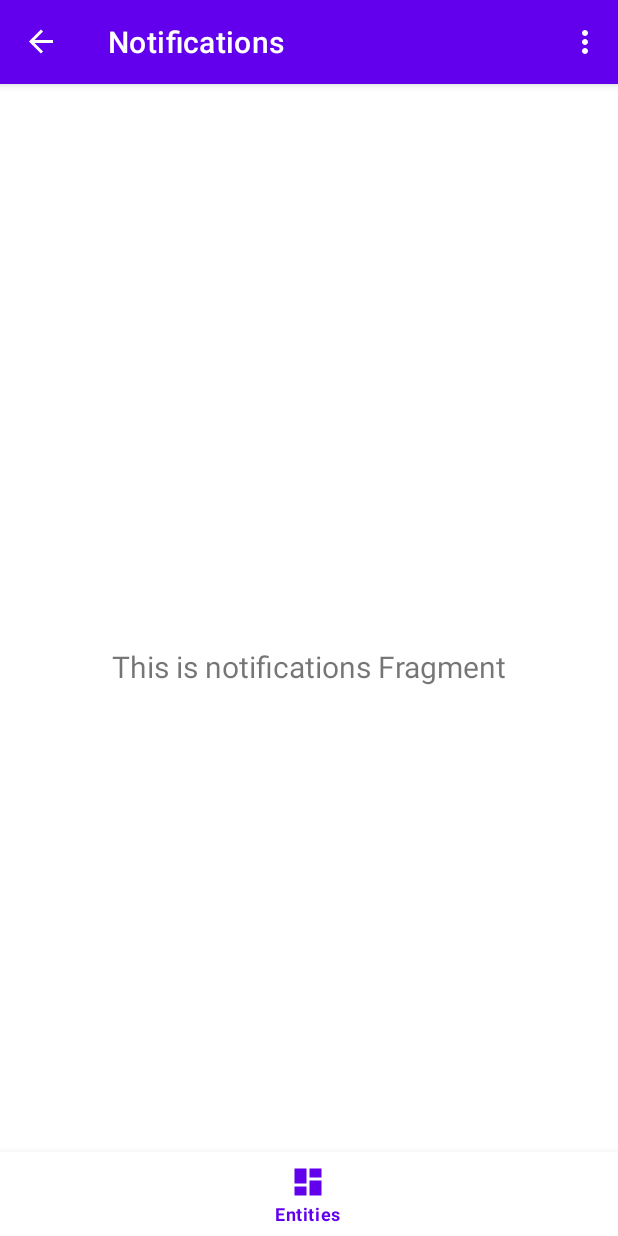
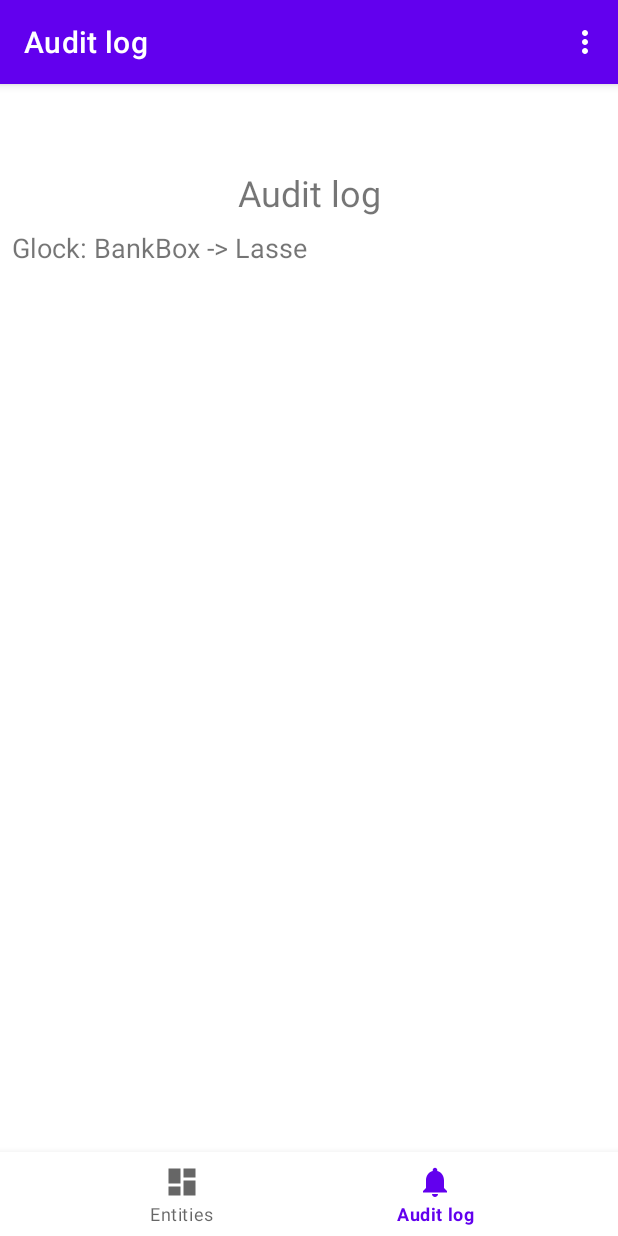
Before and after one commit to Statictide/NFC-scanner-android, an Android app: the NotificationsFragment screen opened through its navigation route, on a phone screen of 412 x 824 dp. Run offline under Robolectric (Android 15) with nearby library versions, the phone set to English and light mode, and no system bars; our stand-ins replace navigation-ui; 3 statements that could not run were skipped.

Commit message:
parent history

```diff
--- a/app/src/main/java/dk/sierrasoftware/nfcscanner/MainActivity.kt
+++ b/app/src/main/java/dk/sierrasoftware/nfcscanner/MainActivity.kt
@@ -51,7 +51,7 @@ class MainActivity : AppCompatActivity() {
         val navController = findNavController(R.id.nav_host_fragment_activity_main)
         // Passing each menu ID as a set of Ids because each
         // menu should be considered as top level destinations.
-        val appBarConfiguration = AppBarConfiguration(setOf(R.id.navigation_dashboard))
+        val appBarConfiguration = AppBarConfiguration(setOf(R.id.navigation_dashboard, R.id.navigation_notifications))
         setupActionBarWithNavController(navController, appBarConfiguration)
         navView.setupWithNavController(navController)
 
--- a/app/src/main/java/dk/sierrasoftware/nfcscanner/api/ApiClient.kt
+++ b/app/src/main/java/dk/sierrasoftware/nfcscanner/api/ApiClient.kt
@@ -4,8 +4,8 @@ import retrofit2.Retrofit
 import retrofit2.converter.gson.GsonConverterFactory
 
 object RetrofitClient {
-    //private const val BASE_URL = "http://localhost:8080"
-    private const val BASE_URL = "https://nfc-scanner.fly.dev"
+    private const val BASE_URL = "http://localhost:8080"
+    //private const val BASE_URL = "https://nfc-scanner.fly.dev"
 
     val retrofit: Retrofit by lazy {
         Retrofit.Builder()
--- a/app/src/main/java/dk/sierrasoftware/nfcscanner/api/ApiService.kt
+++ b/app/src/main/java/dk/sierrasoftware/nfcscanner/api/ApiService.kt
@@ -6,7 +6,6 @@ import retrofit2.http.DELETE
 import retrofit2.http.GET
 import retrofit2.http.PATCH
 import retrofit2.http.POST
-import retrofit2.http.PUT
 import retrofit2.http.Path
 import retrofit2.http.Query
 
@@ -18,8 +17,8 @@ interface ApiService {
 
     @GET("/api/v0/entities/{id}")
     suspend fun getEntity(@Path("id") id: Int): Response<EntityClosureDTO>
-    @PUT("/api/v0/entities/{id}")
-    suspend fun updateEntity(@Path("id") id: Int, @Body entity: CreateEntityDTO): Response<EntityClosureDTO>
+    //@PUT("/api/v0/entities/{id}")
+    //suspend fun updateEntity(@Path("id") id: Int, @Body entity: CreateEntityDTO): Response<EntityClosureDTO>
     @PATCH("/api/v0/entities/{id}")
     suspend fun patchEntity(@Path("id") id: Int, @Body entity: PatchEntityDTO): Response<EntityClosureDTO>
     @DELETE("/api/v0/entities/{id}")
@@ -30,4 +29,8 @@ interface ApiService {
 
     @POST("/api/v0/check-for-update")
     suspend fun checkForUpdate(@Body entity: CheckForUpdateDTO): Response<CheckForUpdateResponseDTO>
+
+    @GET("/api/v0/history")
+    suspend fun getHistory (): Response<AuditLogResponse>
+
 }
--- /dev/null
+++ b/app/src/main/java/dk/sierrasoftware/nfcscanner/api/AuditLogRepository.kt
@@ -0,0 +1,25 @@
+package dk.sierrasoftware.nfcscanner.api
+
+import android.util.Log
+
+object AuditLogClient {
+    val client: AuditLogRepository by lazy {
+        AuditLogRepository(ApiClient.apiService)
+    }
+}
+
+class AuditLogRepository(private val apiService: ApiService) {
+    suspend fun getAuditLog(): Result<AuditLogResponse> {
+        return try {
+            val response = apiService.getHistory()
+            if (response.isSuccessful) {
+                Result.success(response.body()!!)
+            } else {
+                Log.e("API_ERROR", "Failure: ${response.message()}");
+                Result.failure(Exception("API error: ${response.code()} ${response.message()}"))
+            }
+        } catch (e: Exception) {
+            Result.failure(e)
+        }
+    }
+}
--- a/app/src/main/java/dk/sierrasoftware/nfcscanner/api/DTOs.kt
+++ b/app/src/main/java/dk/sierrasoftware/nfcscanner/api/DTOs.kt
@@ -1,7 +1,9 @@
 package dk.sierrasoftware.nfcscanner.api
 
 import android.os.Parcelable
+import com.google.gson.annotations.SerializedName
 import kotlinx.parcelize.Parcelize
+import java.time.LocalDateTime
 
 // Gson cannot deserialize UInt. Using Int istead.
 
@@ -30,11 +32,6 @@ data class CheckForUpdateResponseDTO(val update_mandatory: Boolean?, val update_
     Parcelable
 
 
-
-
-
-
-
 @Parcelize
 data class MaybeInt(val value: Int?) :
     Parcelable
@@ -43,3 +40,24 @@ data class MaybeInt(val value: Int?) :
 @Parcelize
 data class MaybeString(val value: String?) :
     Parcelable
+
+
+@Parcelize
+data class AuditLogResponse(val parent_history: List<AuditLogEntry>) :
+    Parcelable
+@Parcelize
+data class AuditLogEntry(
+    @SerializedName("parent_history_id") val parentHistoryId: Int,
+    @SerializedName("entity_name") val entityName: String,
+    @SerializedName("old_parent_name") val oldParentName: String?,
+    @SerializedName("new_parent_name") val newParentName: String?,
+    @SerializedName("created_at") val createdAt: String
+) :
+    Parcelable
+
+/**
+ * @Parcelize
+ * data class AuditLogEntry(val id: Int, val entity_id: Int, val entity_name: String, val action: String, val created_at: String) :
+ *     Parcelable
+ *
+ */
--- /dev/null
+++ b/app/src/main/java/dk/sierrasoftware/nfcscanner/ui/notifications/AuditLogAdapter.kt
@@ -0,0 +1,36 @@
+package dk.sierrasoftware.nfcscanner.ui.notifications;
+
+import android.annotation.SuppressLint
+import android.view.LayoutInflater
+import android.view.View;
+import android.view.ViewGroup
+import android.widget.TextView
+import androidx.recyclerview.widget.RecyclerView
+import dk.sierrasoftware.nfcscanner.R
+import dk.sierrasoftware.nfcscanner.api.AuditLogEntry
+
+class AuditLogAdapter(
+    private val logEntries: List<AuditLogEntry>,
+) :
+    RecyclerView.Adapter<AuditLogAdapter.EntityViewHolder>() {
+
+    override fun onCreateViewHolder(parent: ViewGroup, viewType: Int): EntityViewHolder {
+        val view = LayoutInflater.from(parent.context).inflate(R.layout.item_log, parent, false)
+        return EntityViewHolder(view)
+    }
+
+    override fun onBindViewHolder(holder: EntityViewHolder, position: Int) {
+        holder.bind(logEntries[position])
+    }
+
+    override fun getItemCount(): Int = logEntries.size
+
+    class EntityViewHolder(itemView: View) : RecyclerView.ViewHolder(itemView) {
+        private val nameView: TextView = itemView.findViewById(R.id.audit_log_adapter_name)
+
+        @SuppressLint("SetTextI18n")
+        fun bind(entry: AuditLogEntry) {
+            nameView.text = entry.entityName + ": " + entry.oldParentName + " -> " + entry.newParentName
+        }
+    }
+}
--- a/app/src/main/java/dk/sierrasoftware/nfcscanner/ui/notifications/NotificationsFragment.kt
+++ b/app/src/main/java/dk/sierrasoftware/nfcscanner/ui/notifications/NotificationsFragment.kt
@@ -4,10 +4,13 @@ import android.os.Bundle
 import android.view.LayoutInflater
 import android.view.View
 import android.view.ViewGroup
-import android.widget.TextView
 import androidx.fragment.app.Fragment
 import androidx.lifecycle.ViewModelProvider
+import androidx.lifecycle.lifecycleScope
+import androidx.recyclerview.widget.LinearLayoutManager
 import dk.sierrasoftware.nfcscanner.databinding.FragmentNotificationsBinding
+import dk.sierrasoftware.nfcscanner.ui.dashboard.OnEntitySelectedListener
+import kotlinx.coroutines.launch
 
 class NotificationsFragment : Fragment() {
 
@@ -17,26 +20,35 @@ class NotificationsFragment : Fragment() {
     // onDestroyView.
     private val binding get() = _binding!!
 
+    private lateinit var notificationsViewModel: NotificationsViewModel;
+
     override fun onCreateView(
         inflater: LayoutInflater,
         container: ViewGroup?,
         savedInstanceState: Bundle?
     ): View {
-        val notificationsViewModel =
-            ViewModelProvider(this).get(NotificationsViewModel::class.java)
+        notificationsViewModel = ViewModelProvider(this)[NotificationsViewModel::class.java]
+        lifecycleScope.launch {
+            notificationsViewModel.fetchAuditLog()
+        }
 
         _binding = FragmentNotificationsBinding.inflate(inflater, container, false)
-        val root: View = binding.root
 
-        val textView: TextView = binding.textNotifications
-        notificationsViewModel.text.observe(viewLifecycleOwner) {
-            textView.text = it
-        }
-        return root
+        setupRecyclerView()
+        return binding.root
     }
 
     override fun onDestroyView() {
         super.onDestroyView()
         _binding = null
     }
+
+    private fun setupRecyclerView() {
+        binding.logRecyclerview.layoutManager = LinearLayoutManager(context)
+
+        // React to changes in model
+        notificationsViewModel.auditLog.observe(viewLifecycleOwner) {
+            binding.logRecyclerview.adapter = AuditLogAdapter(it)
+        }
+    }
 }
--- a/app/src/main/java/dk/sierrasoftware/nfcscanner/ui/notifications/NotificationsViewModel.kt
+++ b/app/src/main/java/dk/sierrasoftware/nfcscanner/ui/notifications/NotificationsViewModel.kt
@@ -1,13 +1,35 @@
 package dk.sierrasoftware.nfcscanner.ui.notifications
 
+import android.util.Log
 import androidx.lifecycle.LiveData
 import androidx.lifecycle.MutableLiveData
 import androidx.lifecycle.ViewModel
+import dk.sierrasoftware.nfcscanner.api.AuditLogClient
+import dk.sierrasoftware.nfcscanner.api.AuditLogEntry
+import java.time.LocalDateTime
 
 class NotificationsViewModel : ViewModel() {
 
-    private val _text = MutableLiveData<String>().apply {
-        value = "This is notifications Fragment"
+    private val _auditLog = MutableLiveData<List<AuditLogEntry>>().apply {
+        value = listOf(
+            AuditLogEntry(
+                1,
+                "Glock",
+                "BankBox",
+                "Lasse",
+                "2024-10-02T14:24:53"
+            )
+        )
     }
-    val text: LiveData<String> = _text
+    val auditLog: LiveData<List<AuditLogEntry>> = _auditLog
+
+    suspend fun fetchAuditLog() {
+        val result = AuditLogClient.client.getAuditLog()
+        result.onSuccess { response ->
+            Log.i("API RESPONSE", "Got response")
+            this._auditLog.value = response.parent_history
+        }.onFailure { t ->
+            Log.e("API RESPONSE", "Failed to get audit log" + t.message, t)
+        }
+    }
 }
--- a/app/src/main/res/layout/fragment_notifications.xml
+++ b/app/src/main/res/layout/fragment_notifications.xml
@@ -6,17 +6,27 @@
     android:layout_height="match_parent"
     tools:context=".ui.notifications.NotificationsFragment">
 
+
     <TextView
-        android:id="@+id/text_notifications"
-        android:layout_width="match_parent"
+        android:id="@+id/text_view_title"
+        android:layout_width="wrap_content"
         android:layout_height="wrap_content"
-        android:layout_marginStart="8dp"
-        android:layout_marginTop="8dp"
-        android:layout_marginEnd="8dp"
-        android:textAlignment="center"
-        android:textSize="20sp"
+        android:text="@string/title_notifications"
+        android:textSize="24sp"
+        android:layout_marginBottom="@dimen/padding_medium"
+        app:layout_constraintTop_toTopOf="parent"
+        app:layout_constraintStart_toStartOf="parent"
+        app:layout_constraintEnd_toEndOf="parent" />
+
+    <androidx.recyclerview.widget.RecyclerView
+        android:id="@+id/log_recyclerview"
+        android:layout_width="0dp"
+        android:layout_height="0dp"
+        android:padding="@dimen/padding_medium"
+        android:clipToPadding="false"
+        app:layout_constraintTop_toBottomOf="@id/text_view_title"
         app:layout_constraintBottom_toBottomOf="parent"
-        app:layout_constraintEnd_toEndOf="parent"
         app:layout_constraintStart_toStartOf="parent"
-        app:layout_constraintTop_toTopOf="parent" />
+        app:layout_constraintEnd_toEndOf="parent" />
+
 </androidx.constraintlayout.widget.ConstraintLayout>
--- /dev/null
+++ b/app/src/main/res/layout/item_log.xml
@@ -0,0 +1,20 @@
+<?xml version="1.0" encoding="utf-8"?>
+<!-- item_entity -->
+<LinearLayout
+    xmlns:android="http://schemas.android.com/apk/res/android"
+    android:layout_width="match_parent"
+    android:layout_height="wrap_content"
+    android:orientation="vertical"
+    >
+
+    <!-- Parent Entity Name -->
+    <TextView
+        android:id="@+id/audit_log_adapter_name"
+        android:layout_width="wrap_content"
+        android:layout_height="wrap_content"
+        android:hint="Empty"
+        android:textSize="18sp"
+        android:layout_marginBottom="@dimen/padding_medium"
+        />
+
+</LinearLayout>
--- a/app/src/main/res/menu/bottom_nav_menu.xml
+++ b/app/src/main/res/menu/bottom_nav_menu.xml
@@ -7,5 +7,10 @@
         android:icon="@drawable/ic_dashboard_black_24dp"
         android:title="@string/title_dashboard" />
 
+    <item
+        android:id="@+id/navigation_notifications"
+        android:icon="@drawable/ic_notifications_black_24dp"
+        android:title="@string/title_notifications" />
+
 
 </menu>
--- a/app/src/main/res/values/strings.xml
+++ b/app/src/main/res/values/strings.xml
@@ -2,7 +2,7 @@
     <string name="app_name">NFC Tag Scanner</string>
     <string name="title_home">Home</string>
     <string name="title_dashboard">Entities</string>
-    <string name="title_notifications">Notifications</string>
+    <string name="title_notifications">Audit log</string>
 
     <string name="title_scan_nfc">Scan NFC Tag</string>
     <string name="instructions_scan_nfc">Please scan an NFC tag to see its details.</string>
```
